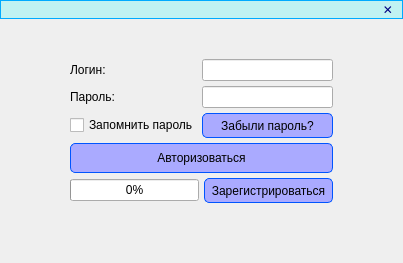
Before: the Qt Designer form mainwindow.ui in xterlo/msg, drawn with Qt 5.
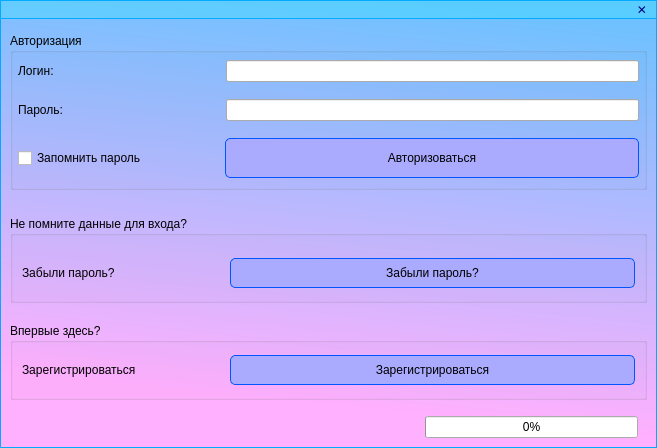
After: the same form once the commit is applied.

The edit to the form file:
```diff
--- a/mainwindow.ui
+++ b/mainwindow.ui
@@ -6,21 +6,24 @@
    <rect>
     <x>0</x>
     <y>0</y>
-    <width>403</width>
-    <height>263</height>
+    <width>657</width>
+    <height>448</height>
    </rect>
   </property>
   <property name="windowTitle">
    <string>MainWindow</string>
   </property>
   <property name="styleSheet">
-   <string notr="true">QMainWindow{background-color:qlineargradient(spread:pad, x1:0.725, y1:0.9375, x2:0.86, y2:0.0397727, stop:0 rgba(255, 176, 254, 255), stop:1 rgba(111, 193, 255, 255));\n}</string>
+   <string notr="true">QMainWindow{background-color:qlineargradient(spread:pad, x1:0.725, y1:0.9375, x2:0.86, y2:0.0397727, stop:0 rgba(255, 176, 254, 255), stop:1 rgba(111, 193, 255, 255));
+                border-width: 1px;
+				border-style: solid;
+				border-color: rgb(0, 170, 255);
+                padding: 2px; 
+
+}</string>
   </property>
   <widget class="QWidget" name="centralwidget">
    <layout class="QVBoxLayout" name="verticalLayout_3">
-    <property name="spacing">
-     <number>0</number>
-    </property>
     <property name="leftMargin">
      <number>0</number>
     </property>
@@ -31,7 +34,7 @@
      <number>0</number>
     </property>
     <property name="bottomMargin">
-     <number>0</number>
+     <number>10</number>
     </property>
     <item>
      <layout class="QHBoxLayout" name="horizontalLayout_8">
@@ -128,38 +131,34 @@
      </layout>
     </item>
     <item>
-     <spacer name="verticalSpacer">
-      <property name="orientation">
-       <enum>Qt::Vertical</enum>
+     <widget class="QWidget" name="widget" native="true">
+      <property name="styleSheet">
+       <string notr="true">QWidget#widget{background-color:rgba(0, 255, 255, 50);
+                border-width: 1px;
+				border-style: solid;
+				border-color: rgb(0, 170, 255);
+                padding: 2px; 
+}</string>
       </property>
-      <property name="sizeType">
-       <enum>QSizePolicy::Expanding</enum>
-      </property>
-      <property name="sizeHint" stdset="0">
-       <size>
-        <width>20</width>
-        <height>50</height>
-       </size>
-      </property>
-     </spacer>
-    </item>
-    <item>
-     <layout class="QHBoxLayout" name="horizontalLayout_7">
-      <property name="sizeConstraint">
-       <enum>QLayout::SetMaximumSize</enum>
+      <layout class="QHBoxLayout" name="horizontalLayout_6">
+       <property name="spacing">
+        <number>0</number>
       </property>
       <property name="leftMargin">
-       <number>30</number>
+        <number>0</number>
       </property>
       <property name="topMargin">
        <number>0</number>
       </property>
       <property name="rightMargin">
-       <number>30</number>
+        <number>0</number>
       </property>
       <property name="bottomMargin">
-       <number>30</number>
-      </property>
+        <number>0</number>
+       </property>
+      </layout>
+     </widget>
+    </item>
       <item>
        <layout class="QVBoxLayout" name="verticalLayout_2">
         <property name="spacing">
@@ -169,6 +168,15 @@
          <enum>QLayout::SetNoConstraint</enum>
         </property>
         <property name="leftMargin">
+       <number>10</number>
+      </property>
+      <property name="topMargin">
+       <number>2</number>
+      </property>
+      <property name="rightMargin">
+       <number>10</number>
+      </property>
+      <property name="bottomMargin">
          <number>0</number>
         </property>
         <item>
@@ -180,29 +188,34 @@
            <enum>QLayout::SetMaximumSize</enum>
           </property>
           <item>
-           <layout class="QHBoxLayout" name="horizontalLayout_2" stretch="0,10,10,0">
+         <widget class="QGroupBox" name="groupBox">
+          <property name="title">
+           <string>Авторизация</string>
+          </property>
+          <layout class="QVBoxLayout" name="verticalLayout_4">
+           <property name="spacing">
+            <number>15</number>
+           </property>
+           <property name="leftMargin">
+            <number>5</number>
+           </property>
+           <property name="topMargin">
+            <number>5</number>
+           </property>
+           <property name="rightMargin">
+            <number>5</number>
+           </property>
+           <property name="bottomMargin">
+            <number>5</number>
+           </property>
+           <item>
+            <layout class="QHBoxLayout" name="horizontalLayout_2" stretch="1,2">
             <property name="spacing">
              <number>1</number>
             </property>
             <property name="sizeConstraint">
              <enum>QLayout::SetMaximumSize</enum>
             </property>
-            <item>
-             <spacer name="horizontalSpacer">
-              <property name="orientation">
-               <enum>Qt::Horizontal</enum>
-              </property>
-              <property name="sizeType">
-               <enum>QSizePolicy::Fixed</enum>
-              </property>
-              <property name="sizeHint" stdset="0">
-               <size>
-                <width>40</width>
-                <height>20</height>
-               </size>
-              </property>
-             </spacer>
-            </item>
             <item>
              <widget class="QLabel" name="label">
               <property name="sizePolicy">
@@ -219,48 +232,16 @@
             <item>
              <widget class="QLineEdit" name="login"/>
             </item>
-            <item>
-             <spacer name="horizontalSpacer_6">
-              <property name="orientation">
-               <enum>Qt::Horizontal</enum>
-              </property>
-              <property name="sizeType">
-               <enum>QSizePolicy::Fixed</enum>
-              </property>
-              <property name="sizeHint" stdset="0">
-               <size>
-                <width>40</width>
-                <height>20</height>
-               </size>
-              </property>
-             </spacer>
-            </item>
            </layout>
           </item>
           <item>
-           <layout class="QHBoxLayout" name="horizontalLayout" stretch="0,10,10,0">
+            <layout class="QHBoxLayout" name="horizontalLayout" stretch="1,2">
             <property name="spacing">
              <number>1</number>
             </property>
             <property name="sizeConstraint">
              <enum>QLayout::SetMaximumSize</enum>
             </property>
-            <item>
-             <spacer name="horizontalSpacer_2">
-              <property name="orientation">
-               <enum>Qt::Horizontal</enum>
-              </property>
-              <property name="sizeType">
-               <enum>QSizePolicy::Fixed</enum>
-              </property>
-              <property name="sizeHint" stdset="0">
-               <size>
-                <width>40</width>
-                <height>20</height>
-               </size>
-              </property>
-             </spacer>
-            </item>
             <item>
              <widget class="QLabel" name="label_2">
               <property name="sizePolicy">
@@ -284,50 +265,16 @@
               </property>
              </widget>
             </item>
-            <item>
-             <spacer name="horizontalSpacer_5">
-              <property name="orientation">
-               <enum>Qt::Horizontal</enum>
-              </property>
-              <property name="sizeType">
-               <enum>QSizePolicy::Fixed</enum>
-              </property>
-              <property name="sizeHint" stdset="0">
-               <size>
-                <width>40</width>
-                <height>20</height>
-               </size>
-              </property>
-             </spacer>
-            </item>
-           </layout>
-          </item>
-         </layout>
-        </item>
+            </layout>
+           </item>
         <item>
-         <layout class="QHBoxLayout" name="horizontalLayout_3" stretch="0,10,10,0">
+            <layout class="QHBoxLayout" name="horizontalLayout_3" stretch="1,2">
           <property name="spacing">
            <number>0</number>
           </property>
           <property name="sizeConstraint">
            <enum>QLayout::SetMaximumSize</enum>
           </property>
-          <item>
-           <spacer name="horizontalSpacer_3">
-            <property name="orientation">
-             <enum>Qt::Horizontal</enum>
-            </property>
-            <property name="sizeType">
-             <enum>QSizePolicy::Fixed</enum>
-            </property>
-            <property name="sizeHint" stdset="0">
-             <size>
-              <width>40</width>
-              <height>20</height>
-             </size>
-            </property>
-           </spacer>
-          </item>
           <item>
            <widget class="QCheckBox" name="checkBox">
             <property name="sizePolicy">
@@ -342,83 +289,9 @@
            </widget>
           </item>
           <item>
-           <widget class="QPushButton" name="forgot">
-            <property name="sizePolicy">
-             <sizepolicy hsizetype="Expanding" vsizetype="Fixed">
-              <horstretch>0</horstretch>
-              <verstretch>0</verstretch>
-             </sizepolicy>
-            </property>
-            <property name="minimumSize">
-             <size>
-              <width>0</width>
-              <height>25</height>
-             </size>
-            </property>
-            <property name="styleSheet">
-             <string notr="true">QPushButton
-{
-
-                border-width: 1px; 
-                border-style: solid; 
-                border-radius: 5px;
-				border-color: rgb(0, 85, 255);
-                padding: 2px; 
-                background:rgb(170, 170, 255)
-             ;
-}</string>
-            </property>
-            <property name="text">
-             <string>Забыли пароль?</string>
-            </property>
-           </widget>
-          </item>
-          <item>
-           <spacer name="horizontalSpacer_4">
-            <property name="orientation">
-             <enum>Qt::Horizontal</enum>
-            </property>
-            <property name="sizeType">
-             <enum>QSizePolicy::Fixed</enum>
-            </property>
-            <property name="sizeHint" stdset="0">
-             <size>
-              <width>40</width>
-              <height>20</height>
-             </size>
-            </property>
-           </spacer>
-          </item>
-         </layout>
-        </item>
-        <item>
-         <layout class="QHBoxLayout" name="horizontalLayout_4" stretch="0,10,0">
-          <property name="spacing">
-           <number>0</number>
-          </property>
-          <property name="sizeConstraint">
-           <enum>QLayout::SetMaximumSize</enum>
-          </property>
-          <item>
-           <spacer name="horizontalSpacer_7">
-            <property name="orientation">
-             <enum>Qt::Horizontal</enum>
-            </property>
-            <property name="sizeType">
-             <enum>QSizePolicy::Fixed</enum>
-            </property>
-            <property name="sizeHint" stdset="0">
-             <size>
-              <width>40</width>
-              <height>30</height>
-             </size>
-            </property>
-           </spacer>
-          </item>
-          <item>
            <widget class="QPushButton" name="authorization">
             <property name="sizePolicy">
-             <sizepolicy hsizetype="Expanding" vsizetype="Fixed">
+                <sizepolicy hsizetype="Expanding" vsizetype="Expanding">
               <horstretch>0</horstretch>
               <verstretch>0</verstretch>
              </sizepolicy>
@@ -426,7 +299,13 @@
             <property name="minimumSize">
              <size>
               <width>0</width>
-              <height>30</height>
+                 <height>40</height>
+                </size>
+               </property>
+               <property name="maximumSize">
+                <size>
+                 <width>16777215</width>
+                 <height>40</height>
              </size>
             </property>
             <property name="styleSheet">
@@ -447,36 +326,316 @@
             </property>
            </widget>
           </item>
+            </layout>
+           </item>
+          </layout>
+         </widget>
+        </item>
+       </layout>
+      </item>
+     </layout>
+    </item>
           <item>
-           <spacer name="horizontalSpacer_8">
+     <spacer name="verticalSpacer_6">
             <property name="orientation">
-             <enum>Qt::Horizontal</enum>
+       <enum>Qt::Vertical</enum>
             </property>
             <property name="sizeType">
              <enum>QSizePolicy::Fixed</enum>
             </property>
             <property name="sizeHint" stdset="0">
              <size>
-              <width>40</width>
-              <height>27</height>
+        <width>20</width>
+        <height>10</height>
              </size>
             </property>
            </spacer>
           </item>
+    <item>
+     <layout class="QVBoxLayout" name="verticalLayout_6" stretch="0,0,0">
+      <property name="spacing">
+       <number>0</number>
+      </property>
+      <property name="leftMargin">
+       <number>10</number>
+      </property>
+      <property name="topMargin">
+       <number>10</number>
+      </property>
+      <property name="rightMargin">
+       <number>10</number>
+      </property>
+      <property name="bottomMargin">
+       <number>10</number>
+      </property>
+      <item>
+       <widget class="QGroupBox" name="groupBox_2">
+        <property name="title">
+         <string>Не помните данные для входа?</string>
+        </property>
+        <layout class="QVBoxLayout" name="verticalLayout_5">
+         <property name="leftMargin">
+          <number>0</number>
+         </property>
+         <property name="topMargin">
+          <number>0</number>
+         </property>
+         <property name="rightMargin">
+          <number>0</number>
+         </property>
+         <property name="bottomMargin">
+          <number>0</number>
+         </property>
+         <item>
+          <spacer name="verticalSpacer_7">
+           <property name="orientation">
+            <enum>Qt::Vertical</enum>
+           </property>
+           <property name="sizeType">
+            <enum>QSizePolicy::Fixed</enum>
+           </property>
+           <property name="sizeHint" stdset="0">
+            <size>
+             <width>20</width>
+             <height>10</height>
+            </size>
+           </property>
+          </spacer>
+         </item>
+         <item>
+          <spacer name="verticalSpacer_4">
+           <property name="orientation">
+            <enum>Qt::Vertical</enum>
+           </property>
+           <property name="sizeHint" stdset="0">
+            <size>
+             <width>20</width>
+             <height>10</height>
+            </size>
+           </property>
+          </spacer>
+         </item>
+         <item>
+          <layout class="QHBoxLayout" name="horizontalLayout_10" stretch="1,2">
+           <property name="leftMargin">
+            <number>9</number>
+           </property>
+           <property name="topMargin">
+            <number>2</number>
+           </property>
+           <property name="rightMargin">
+            <number>9</number>
+           </property>
+           <property name="bottomMargin">
+            <number>2</number>
+           </property>
+           <item>
+            <widget class="QLabel" name="label_4">
+             <property name="text">
+              <string>Забыли пароль?</string>
+             </property>
+            </widget>
+           </item>
+           <item>
+            <widget class="QPushButton" name="forgot">
+             <property name="sizePolicy">
+              <sizepolicy hsizetype="Expanding" vsizetype="Expanding">
+               <horstretch>0</horstretch>
+               <verstretch>0</verstretch>
+              </sizepolicy>
+             </property>
+             <property name="minimumSize">
+              <size>
+               <width>0</width>
+               <height>30</height>
+              </size>
+             </property>
+             <property name="maximumSize">
+              <size>
+               <width>16777215</width>
+               <height>30</height>
+              </size>
+             </property>
+             <property name="styleSheet">
+              <string notr="true">QPushButton
+{
+
+                border-width: 1px; 
+                border-style: solid; 
+                border-radius: 5px;
+				border-color: rgb(0, 85, 255);
+                padding: 2px; 
+                background:rgb(170, 170, 255)
+             ;
+}</string>
+             </property>
+             <property name="text">
+              <string>Забыли пароль?</string>
+             </property>
+            </widget>
+           </item>
          </layout>
         </item>
         <item>
-         <layout class="QHBoxLayout" name="horizontalLayout_5" stretch="0,10,10,0">
-          <property name="sizeConstraint">
-           <enum>QLayout::SetMaximumSize</enum>
-          </property>
+          <spacer name="verticalSpacer">
+           <property name="orientation">
+            <enum>Qt::Vertical</enum>
+           </property>
+           <property name="sizeType">
+            <enum>QSizePolicy::Fixed</enum>
+           </property>
+           <property name="sizeHint" stdset="0">
+            <size>
+             <width>20</width>
+             <height>10</height>
+            </size>
+           </property>
+          </spacer>
+         </item>
+        </layout>
+       </widget>
+      </item>
           <item>
-           <spacer name="horizontalSpacer_9">
+       <spacer name="verticalSpacer_5">
             <property name="orientation">
-             <enum>Qt::Horizontal</enum>
+         <enum>Qt::Vertical</enum>
             </property>
             <property name="sizeType">
              <enum>QSizePolicy::Fixed</enum>
+        </property>
+        <property name="sizeHint" stdset="0">
+         <size>
+          <width>20</width>
+          <height>20</height>
+         </size>
+        </property>
+       </spacer>
+      </item>
+      <item>
+       <widget class="QGroupBox" name="groupBox_3">
+        <property name="title">
+         <string>Впервые здесь?</string>
+        </property>
+        <layout class="QVBoxLayout" name="verticalLayout_7">
+         <property name="leftMargin">
+          <number>0</number>
+         </property>
+         <property name="topMargin">
+          <number>0</number>
+         </property>
+         <property name="rightMargin">
+          <number>0</number>
+         </property>
+         <property name="bottomMargin">
+          <number>0</number>
+         </property>
+         <item>
+          <spacer name="verticalSpacer_3">
+           <property name="orientation">
+            <enum>Qt::Vertical</enum>
+           </property>
+           <property name="sizeType">
+            <enum>QSizePolicy::Fixed</enum>
+           </property>
+           <property name="sizeHint" stdset="0">
+            <size>
+             <width>20</width>
+             <height>10</height>
+            </size>
+           </property>
+          </spacer>
+         </item>
+         <item>
+          <layout class="QHBoxLayout" name="horizontalLayout_4" stretch="1,2">
+           <property name="leftMargin">
+            <number>9</number>
+           </property>
+           <property name="topMargin">
+            <number>2</number>
+           </property>
+           <property name="rightMargin">
+            <number>9</number>
+           </property>
+           <property name="bottomMargin">
+            <number>2</number>
+           </property>
+           <item>
+            <widget class="QLabel" name="label_5">
+             <property name="text">
+              <string>Зарегистрироваться</string>
+             </property>
+            </widget>
+           </item>
+           <item>
+            <widget class="QPushButton" name="reg">
+             <property name="sizePolicy">
+              <sizepolicy hsizetype="Expanding" vsizetype="Expanding">
+               <horstretch>0</horstretch>
+               <verstretch>0</verstretch>
+              </sizepolicy>
+             </property>
+             <property name="minimumSize">
+              <size>
+               <width>0</width>
+               <height>30</height>
+              </size>
+             </property>
+             <property name="maximumSize">
+              <size>
+               <width>16777215</width>
+               <height>30</height>
+              </size>
+             </property>
+             <property name="styleSheet">
+              <string notr="true">QPushButton
+{
+
+                border-width: 1px; 
+                border-style: solid; 
+                border-radius: 5px;
+				border-color: rgb(0, 85, 255);
+                padding: 2px; 
+                background:rgb(170, 170, 255)
+             ;
+}</string>
+             </property>
+             <property name="text">
+              <string>Зарегистрироваться</string>
+             </property>
+            </widget>
+           </item>
+          </layout>
+         </item>
+         <item>
+          <spacer name="verticalSpacer_2">
+           <property name="orientation">
+            <enum>Qt::Vertical</enum>
+           </property>
+           <property name="sizeType">
+            <enum>QSizePolicy::Fixed</enum>
+           </property>
+           <property name="sizeHint" stdset="0">
+            <size>
+             <width>20</width>
+             <height>10</height>
+            </size>
+           </property>
+          </spacer>
+         </item>
+        </layout>
+       </widget>
+      </item>
+     </layout>
+    </item>
+    <item>
+     <layout class="QHBoxLayout" name="horizontalLayout_5" stretch="2,1">
+      <property name="rightMargin">
+       <number>19</number>
+      </property>
+      <item>
+       <spacer name="horizontalSpacer_2">
+        <property name="orientation">
+         <enum>Qt::Horizontal</enum>
             </property>
             <property name="sizeHint" stdset="0">
              <size>
@@ -502,105 +661,7 @@
             </property>
            </widget>
           </item>
-          <item>
-           <widget class="QPushButton" name="reg">
-            <property name="sizePolicy">
-             <sizepolicy hsizetype="Expanding" vsizetype="Fixed">
-              <horstretch>0</horstretch>
-              <verstretch>0</verstretch>
-             </sizepolicy>
-            </property>
-            <property name="minimumSize">
-             <size>
-              <width>0</width>
-              <height>25</height>
-             </size>
-            </property>
-            <property name="styleSheet">
-             <string notr="true">QPushButton
-{
-
-                border-width: 1px; 
-                border-style: solid; 
-                border-radius: 5px;
-				border-color: rgb(0, 85, 255);
-                padding: 2px; 
-                background:rgb(170, 170, 255)
-             ;
-}</string>
-            </property>
-            <property name="text">
-             <string>Зарегистрироваться</string>
-            </property>
-           </widget>
-          </item>
-          <item>
-           <spacer name="horizontalSpacer_10">
-            <property name="orientation">
-             <enum>Qt::Horizontal</enum>
-            </property>
-            <property name="sizeType">
-             <enum>QSizePolicy::Fixed</enum>
-            </property>
-            <property name="sizeHint" stdset="0">
-             <size>
-              <width>40</width>
-              <height>20</height>
-             </size>
-            </property>
-           </spacer>
-          </item>
-         </layout>
-        </item>
-       </layout>
-      </item>
-      <item>
-       <widget class="QWidget" name="widget" native="true">
-        <property name="styleSheet">
-         <string notr="true">QWidget#widget{background-color:rgba(0, 255, 255, 50);
-                border-width: 1px;
-				border-width-right: 0px; 
-				border-style: solid;
-				border-color: rgb(0, 170, 255);
-                padding: 2px; 
-}</string>
-        </property>
-        <layout class="QHBoxLayout" name="horizontalLayout_6">
-         <property name="spacing">
-          <number>0</number>
-         </property>
-         <property name="leftMargin">
-          <number>0</number>
-         </property>
-         <property name="topMargin">
-          <number>0</number>
-         </property>
-         <property name="rightMargin">
-          <number>0</number>
-         </property>
-         <property name="bottomMargin">
-          <number>0</number>
-         </property>
-        </layout>
-       </widget>
-      </item>
-     </layout>
-    </item>
-    <item>
-     <spacer name="verticalSpacer_2">
-      <property name="orientation">
-       <enum>Qt::Vertical</enum>
-      </property>
-      <property name="sizeType">
-       <enum>QSizePolicy::Expanding</enum>
-      </property>
-      <property name="sizeHint" stdset="0">
-       <size>
-        <width>20</width>
-        <height>40</height>
-       </size>
-      </property>
-     </spacer>
+     </layout>
     </item>
    </layout>
   </widget>
```
Left out of the diff: 1 changed line with no effect on the pictures. Lines whose indentation alone changed are shown as unchanged.
